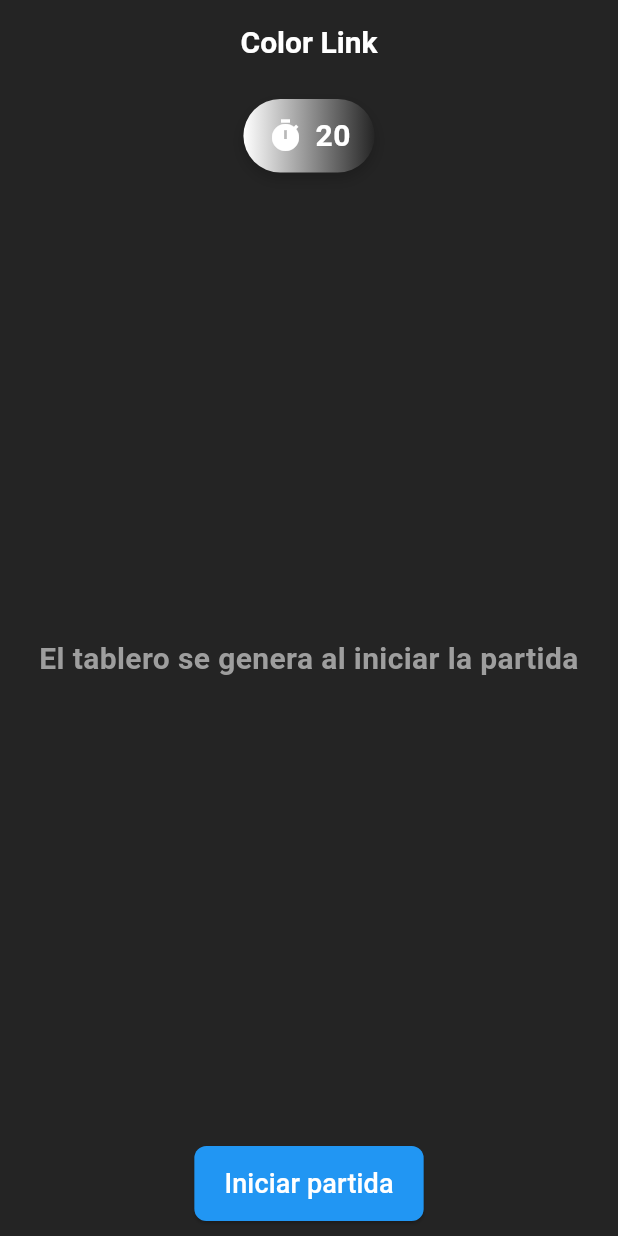
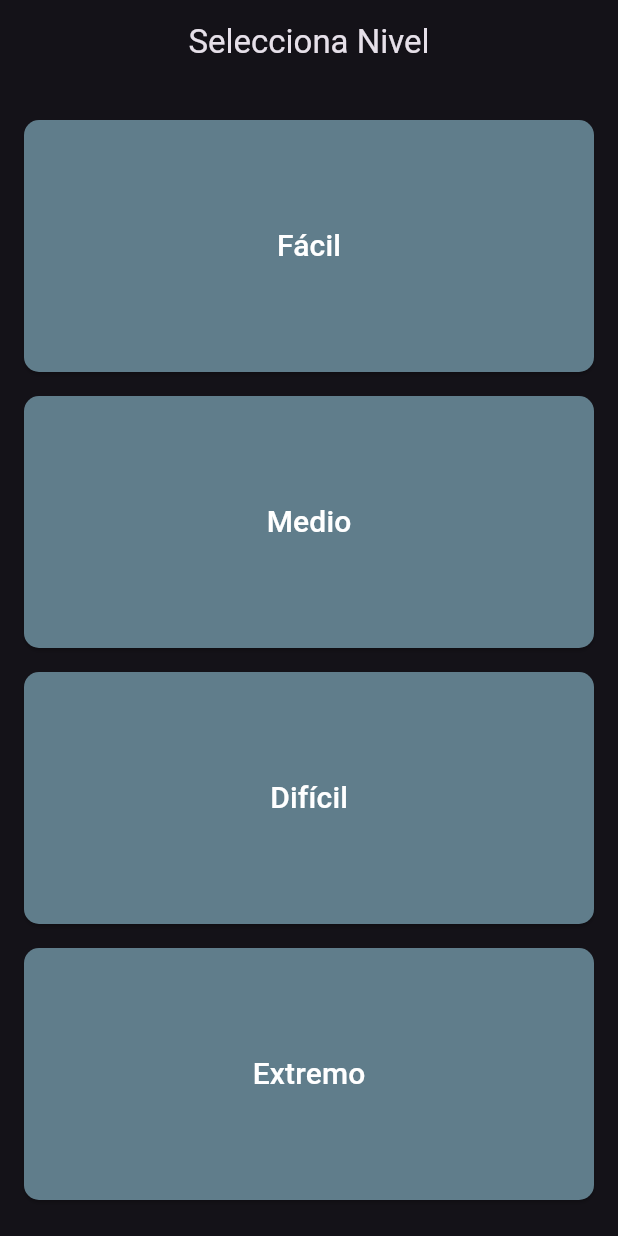
Before and after one commit to JJCD17/Color-Link, a Flutter app: the screen it shows after launch, on a phone screen of 412 x 824 dp. Run offline on Flutter 3.47's test engine with Material 3 defaults, Android fonts, the phone set to English and light mode, and no system bars.

Commit message:
Se añade sistema  niveles y puntuacion diferente en cada nivel

```diff
--- a/lib/main.dart
+++ b/lib/main.dart
@@ -1,5 +1,5 @@
 import 'package:flutter/material.dart';
-import 'screens/game_screen.dart';
+import 'screens/menu.dart';
 
 void main() {
   runApp(const MyApp());
@@ -11,7 +11,8 @@ class MyApp extends StatelessWidget {
   Widget build(BuildContext context) {
     return MaterialApp(
       title: 'PUZZLE COLOR',
-      home: GameScreen(),
+      theme: ThemeData.dark(),
+      home: const MenuScreen(),
       debugShowCheckedModeBanner: false,
     );
   }
--- a/lib/screens/game_screen.dart
+++ /dev/null
@@ -1,24 +0,0 @@
-import 'package:flutter/material.dart';
-import '../widgets/game_board.dart';
-
-class GameScreen extends StatelessWidget {
-  const GameScreen({super.key});
-
-  @override
-  Widget build(BuildContext context) {
-    return Scaffold(
-      appBar: AppBar(
-        title: const Text('Color Link'),
-        backgroundColor: Color.fromARGB(255, 36, 36, 36),
-        titleTextStyle: TextStyle(
-          color: Colors.white,
-          fontSize: 20,
-          fontWeight: FontWeight.bold,
-        ),
-        centerTitle: true,
-      ),
-      body: Center(child: GameBoard()),
-      backgroundColor: const Color.fromARGB(255, 36, 36, 36),
-    );
-  }
-}
--- a/lib/screens/menu.dart
+++ b/lib/screens/menu.dart
@@ -0,0 +1,80 @@
+import 'package:flutter/material.dart';
+import '../widgets/game_board.dart';
+
+class MenuScreen extends StatelessWidget {
+  const MenuScreen({super.key});
+
+  void navigateToGame(
+    BuildContext context,
+    String levelName,
+    int rows,
+    int cols,
+    int initialTime,
+    int level,
+  ) {
+    Navigator.push(
+      context,
+      MaterialPageRoute(
+        builder:
+            (_) => GameBoard(
+              gridSizeRow: rows,
+              gridSizeCol: cols,
+              initialTime: initialTime,
+              level: level,
+              levelName: levelName,
+            ),
+      ),
+    );
+  }
+
+  @override
+  Widget build(BuildContext context) {
+    return Scaffold(
+      appBar: AppBar(title: const Text('Selecciona Nivel'), centerTitle: true),
+      body: Padding(
+        padding: const EdgeInsets.all(16.0),
+        child: Column(
+          mainAxisAlignment: MainAxisAlignment.center,
+          children: [
+            levelButton(context, 'Fácil', 4, 3, 30, 1),
+            levelButton(context, 'Medio', 6, 3, 25, 2),
+            levelButton(context, 'Difícil', 6, 4, 20, 3),
+            levelButton(context, 'Extremo', 6, 4, 15, 4),
+          ],
+        ),
+      ),
+    );
+  }
+
+  Widget levelButton(
+    BuildContext context,
+    String text,
+    int rows,
+    int cols,
+    int time,
+    int level,
+  ) {
+    return Expanded(
+      child: Padding(
+        padding: const EdgeInsets.symmetric(vertical: 8.0),
+        child: SizedBox(
+          width: double.infinity,
+          child: ElevatedButton(
+            onPressed:
+                () => navigateToGame(context, text, rows, cols, time, level),
+            style: ElevatedButton.styleFrom(
+              backgroundColor: Colors.blueGrey,
+              shape: RoundedRectangleBorder(
+                borderRadius: BorderRadius.circular(10),
+              ),
+            ),
+            child: Text(
+              text,
+              style: const TextStyle(fontSize: 20, color: Colors.white),
+            ),
+          ),
+        ),
+      ),
+    );
+  }
+}
--- a/lib/widgets/point_tile.dart
+++ b/lib/widgets/point_tile.dart
@@ -17,7 +17,7 @@ class PointTile extends StatelessWidget {
   @override
   Widget build(BuildContext context) {
     return AnimatedOpacity(
-      duration: const Duration(milliseconds: 300),
+      duration: const Duration(milliseconds: 100),
       opacity: isVisible && gameStarted ? 1.0 : 0.0,
       child: Container(
         margin: const EdgeInsets.all(2),
--- a/lib/widgets/timer_widget.dart
+++ b/lib/widgets/timer_widget.dart
@@ -67,20 +67,8 @@ class TimerWidgetState extends State<TimerWidget> {
     return Container(
       padding: const EdgeInsets.symmetric(horizontal: 16, vertical: 10),
       decoration: BoxDecoration(
-        gradient: LinearGradient(
-          colors: [
-            const Color.fromARGB(255, 255, 255, 255),
-            const Color.fromARGB(255, 37, 37, 37),
-          ],
-        ),
-        borderRadius: BorderRadius.circular(30),
-        boxShadow: [
-          BoxShadow(
-            color: Colors.black.withOpacity(0.2),
-            blurRadius: 8,
-            offset: const Offset(0, 4),
-          ),
-        ],
+        color: Colors.black54,
+        borderRadius: BorderRadius.circular(20),
       ),
       child: Row(
         mainAxisSize: MainAxisSize.min,
```
Also changed, not shown: lib/models/score_manager.dart (added, +46 -0 lines), lib/widgets/game_board.dart (+102 -37 lines).
